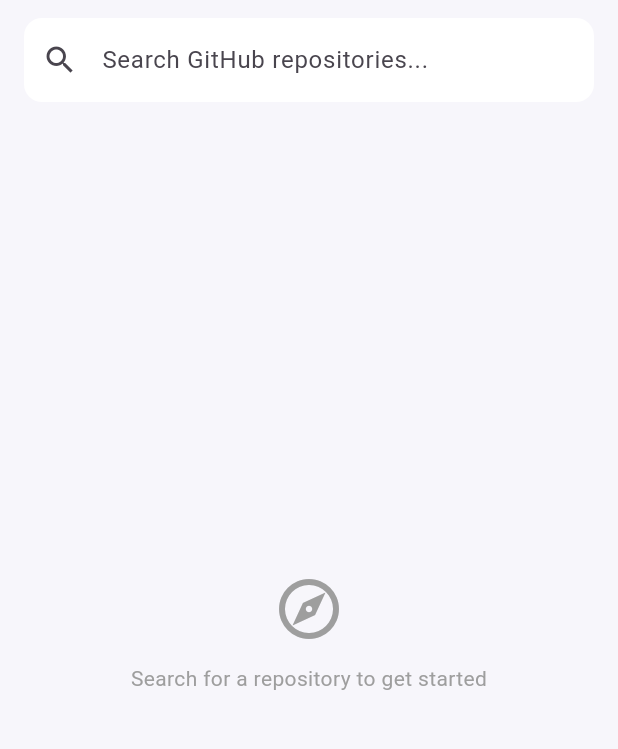
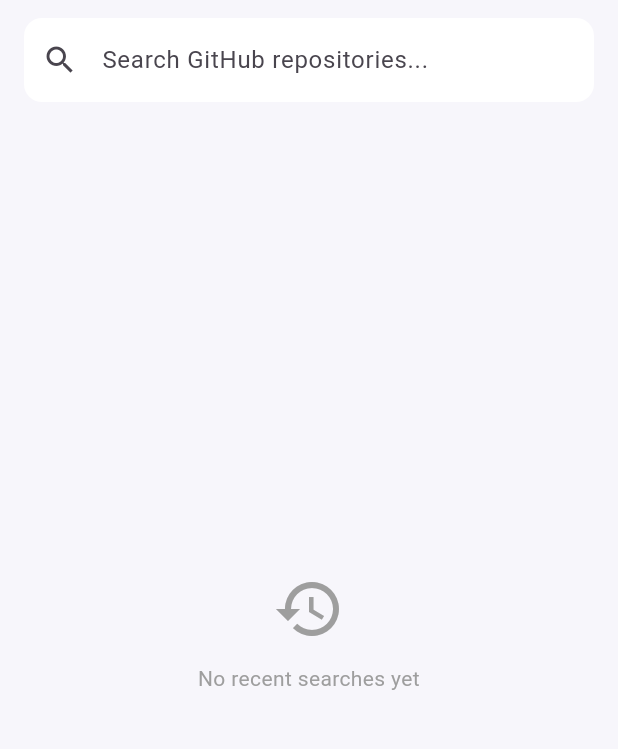
Before and after one commit to SithijaSankalpa/github_repository_search, a Flutter app: the SearchScreen screen opened directly, on a phone screen of 412 x 824 dp, the part 84-833 px from its top. Run offline on Flutter 3.47's test engine with Material 3 defaults, Android fonts, the phone set to English and light mode, and no system bars; our stand-ins replace equatable, flutter_bloc, flutter_secure_storage, sqflite; accounts and stored records are empty.

Commit message:
Implement the function search history and implemented database to keep the search history

```diff
--- /dev/null
+++ b/lib/core/database/database_helper.dart
@@ -0,0 +1,28 @@
+import 'package:sqflite/sqflite.dart';
+import 'package:path/path.dart';
+
+class DatabaseHelper {
+  static final DatabaseHelper instance = DatabaseHelper._internal();
+  factory DatabaseHelper() => instance;
+  DatabaseHelper._internal();
+
+  static Database? _database;
+  static const String tableName = 'search_history';
+
+  Future<Database> get database async {
+    _database ??=await _initDatabase();
+    return _database!;
+  }
+  Future<Database> _initDatabase() async {
+    final dbPath = await getDatabasesPath();
+    final path = join(dbPath, 'github_search.db');
+
+    return openDatabase(path, version: 1, onCreate: (db,version) async
+    {
+      await db.execute(
+          "CREATE TABLE $tableName(id INTEGER PRIMARY KEY AUTOINCREMENT, query TEXT NOT NULL UNIQUE,searched_at INTEGER NOT NULL)"
+      );
+    },
+    );
+  }
+}
--- a/lib/features/repository_search/presentation/search_screen.dart
+++ b/lib/features/repository_search/presentation/search_screen.dart
@@ -6,6 +6,8 @@
 import '../../repo_detail/presentation/repo_detail_screen.dart';
 import '../../token/bloc/token_cubit.dart';
 import '../../token/presentation/token_screen.dart';
+import '../../search_history/bloc/search_history_cubit.dart';
+import '../../search_history/bloc/search_history_state.dart';
 import '../../../core/theme/theme_cubit.dart';
 import 'widgets/repo_list_item.dart';
 
@@ -18,10 +20,14 @@
 
 class _SearchScreenState extends State<SearchScreen> {
   final _controller = TextEditingController();
+  final _focusNode = FocusNode();
+
+  bool get _showHistory => _controller.text.isEmpty;
 
   @override
   void dispose() {
     _controller.dispose();
+    _focusNode.dispose();
     super.dispose();
   }
 
@@ -32,6 +38,16 @@
       MaterialPageRoute(builder: (_) => const TokenScreen()),
           (route) => false,
     );
+  }
+
+  void _runSearch(String query) {
+    _controller.text = query;
+    _controller.selection = TextSelection.fromPosition(
+      TextPosition(offset: _controller.text.length),
+    );
+    context.read<SearchBloc>().add(SearchQueryChanged(query));
+    _focusNode.unfocus();
+    setState(() {});
   }
 
   @override
@@ -60,8 +76,11 @@
             padding: const EdgeInsets.fromLTRB(16, 12, 16, 8),
             child: TextField(
               controller: _controller,
-              onChanged: (value) =>
-                  context.read<SearchBloc>().add(SearchQueryChanged(value)),
+              focusNode: _focusNode,
+              onChanged: (value) {
+                context.read<SearchBloc>().add(SearchQueryChanged(value));
+                setState(() {});
+              },
               decoration: InputDecoration(
                 hintText: 'Search GitHub repositories...',
                 prefixIcon: const Icon(Icons.search),
@@ -76,10 +95,17 @@
                 )
                     : null,
               ),
-              onTapOutside: (_) => FocusScope.of(context).unfocus(),
             ),
           ),
           Expanded(
+            child: _showHistory
+                ? _SearchHistoryPanel(onSelect: _runSearch)
+                : BlocListener<SearchBloc, SearchState>(
+              listener: (context, state) {
+                if (state is SearchLoaded && state.currentPage == 1) {
+                  context.read<SearchHistoryCubit>().recordSearch(state.query);
+                }
+              },
               child: BlocBuilder<SearchBloc, SearchState>(
                 builder: (context, state) {
                   return switch (state) {
@@ -87,20 +113,21 @@
                       icon: Icons.explore_outlined,
                       text: 'Search for a repository to get started',
                     ),
-                  SearchLoading() => const Center(child: CircularProgressIndicator()),
+                    SearchLoading() =>
+                    const Center(child: CircularProgressIndicator()),
                     SearchEmpty() => const _CenteredMessage(
                       icon: Icons.search_off,
                       text: 'No results found',
                     ),
                     SearchUnauthorized() => _UnauthorizedView(
-                    onRetry: () => context
-                        .read<SearchBloc>()
-                        .add(SearchQueryChanged(_controller.text)),
+                      onRetry: () =>
+                          context.read<SearchBloc>().add(SearchRefreshed()),
                       onReenterToken: () => _goToTokenScreen(context),
                     ),
                     SearchError(:final message) => _ErrorView(
                       message: message,
-                    onRetry: () => context.read<SearchBloc>().add(SearchRefreshed()),
+                      onRetry: () =>
+                          context.read<SearchBloc>().add(SearchRefreshed()),
                     ),
                     SearchLoaded(
                         :final results,
@@ -116,8 +143,73 @@
                 },
               ),
             ),
+          ),
         ],
       ),
+    );
+  }
+}
+
+class _SearchHistoryPanel extends StatelessWidget {
+  final ValueChanged<String> onSelect;
+  const _SearchHistoryPanel({required this.onSelect});
+
+  @override
+  Widget build(BuildContext context) {
+    return BlocBuilder<SearchHistoryCubit, SearchHistoryState>(
+      builder: (context, state) {
+        final entries = state is SearchHistoryLoaded ? state.entries : const [];
+
+        if (entries.isEmpty) {
+          return const _CenteredMessage(
+            icon: Icons.history,
+            text: 'No recent searches yet',
+          );
+        }
+
+        return Column(
+          crossAxisAlignment: CrossAxisAlignment.start,
+          children: [
+            Padding(
+              padding: const EdgeInsets.fromLTRB(16, 8, 8, 0),
+              child: Row(
+                mainAxisAlignment: MainAxisAlignment.spaceBetween,
+                children: [
+                  const Text(
+                    'Recent searches',
+                    style: TextStyle(fontWeight: FontWeight.bold, fontSize: 13),
+                  ),
+                  TextButton(
+                    onPressed: () {
+                      context.read<SearchHistoryCubit>().clearAll();
+                    },
+                    child: const Text('Clear'),
+                  ),
+                ],
+              ),
+            ),
+            Expanded(
+              child: ListView.builder(
+                itemCount: entries.length,
+                itemBuilder: (context, index) {
+                  final entry = entries[index];
+                  return ListTile(
+                    leading: const Icon(Icons.history, size: 20),
+                    title: Text(entry.query),
+                    onTap: () => onSelect(entry.query),
+                    trailing: IconButton(
+                      icon: const Icon(Icons.close, size: 18),
+                      onPressed: () {
+                        context.read<SearchHistoryCubit>().deleteEntry(entry.query);
+                      },
+                    ),
+                  );
+                },
+              ),
+            ),
+          ],
+        );
+      },
     );
   }
 }
--- /dev/null
+++ b/lib/features/search_history/bloc/search_history_state.dart
@@ -0,0 +1,17 @@
+import 'package:equatable/equatable.dart';
+import '../data/search_history_entry.dart';
+
+sealed class SearchHistoryState extends Equatable {
+  const SearchHistoryState();
+  @override
+  List<Object?> get props => [];
+}
+
+class SearchHistoryLoading extends SearchHistoryState {}
+
+class SearchHistoryLoaded extends SearchHistoryState {
+  final List<SearchHistoryEntry> entries;
+  const SearchHistoryLoaded(this.entries);
+  @override
+  List<Object?> get props => [entries];
+}
--- /dev/null
+++ b/lib/features/search_history/data/search_history_entry.dart
@@ -0,0 +1,24 @@
+class SearchHistoryEntry {
+  final int? id;
+  final String query;
+  final DateTime searchedAt;
+
+  SearchHistoryEntry({
+    this.id,
+    required this.query,
+    required this.searchedAt,
+});
+  Map<String, dynamic> toMap() {
+    return {
+      if(id != null) 'id': id,
+    'query': query,
+      'searched_at': searchedAt.millisecondsSinceEpoch,};
+    }
+    factory SearchHistoryEntry.fromMap(Map<String, dynamic> map) {
+    return SearchHistoryEntry(
+      id: map['id'] as int?,
+        query: map['query'] as String,
+        searchedAt: DateTime.fromMillisecondsSinceEpoch(map['searched_at'] as int),
+    );
+  }
+}
--- a/lib/main.dart
+++ b/lib/main.dart
@@ -8,6 +8,8 @@
 import 'features/token/bloc/token_cubit.dart';
 import 'features/repository_search/data/repository_search_repository.dart';
 import 'features/repository_search/bloc/search_bloc.dart';
+import 'features/search_history/bloc/search_history_cubit.dart';
+import 'features/search_history/data/search_history_repository.dart';
 
 void main() {
   runApp(const MyApp());
@@ -21,12 +23,14 @@
     final tokenRepository = TokenRepository();
     final apiClient = ApiClient(getToken: tokenRepository.getToken);
     final searchRepository = RepositorySearchRepository(apiClient);
+    final searchHistoryRepository = SearchHistoryRepository();
 
     return MultiBlocProvider(
       providers: [
         BlocProvider(create: (_) => TokenCubit(tokenRepository)..loadToken()),
         BlocProvider(create: (_) => SearchBloc(searchRepository)),
         BlocProvider(create: (_) => ThemeCubit()),
+        BlocProvider(create: (_) => SearchHistoryCubit(searchHistoryRepository)..loadHistory()),
       ],
       child: BlocBuilder<ThemeCubit, ThemeMode>(
         builder: (context, themeMode) {
--- a/pubspec.yaml
+++ b/pubspec.yaml
@@ -38,6 +38,8 @@
   flutter_bloc: ^9.1.1
   equatable: ^2.0.8
   http: ^1.6.0
+  sqflite: ^2.3.3
+  path: ^1.9.0
 
 dev_dependencies:
   flutter_test:
```
Also changed, not shown: lib/features/repository_search/bloc/search_bloc.dart (+7 -7 lines), lib/features/search_history/bloc/search_history_cubit.dart (added, +29 -0 lines), lib/features/search_history/data/search_history_repository.dart (added, +66 -0 lines), pubspec.lock, 2 other files. Lines whose indentation alone changed are shown as unchanged.
